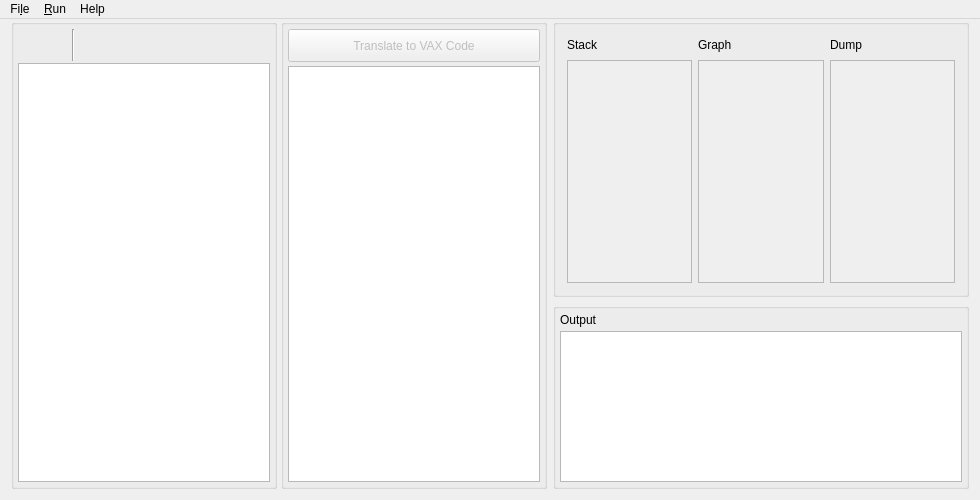
Above: src/Salira/mainwindow.ui from tileMatf/salira before the change. Below: the same form after it.
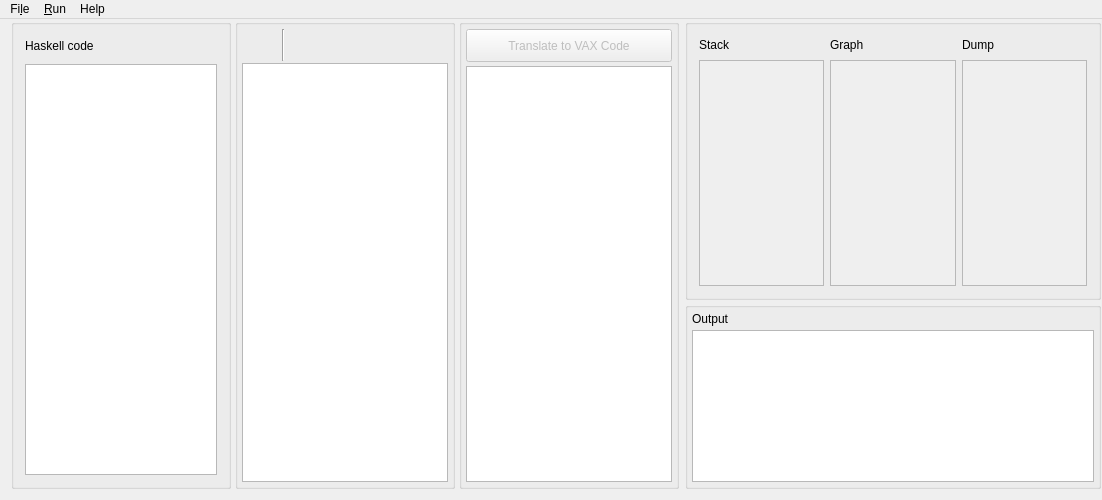
That is the form after the change. Icons and pictures are not drawn.

Commit message: Dodat text editor za Haskell kod

Patch:
```diff
--- a/src/Salira/mainwindow.ui
+++ b/src/Salira/mainwindow.ui
@@ -6,7 +6,7 @@
    <rect>
     <x>0</x>
     <y>0</y>
-    <width>980</width>
+    <width>1102</width>
     <height>500</height>
    </rect>
   </property>
@@ -25,10 +25,112 @@
      <number>0</number>
     </property>
     <item row="0" column="0" rowspan="4" colspan="7">
-     <layout class="QHBoxLayout" name="horizontalLayout_2" stretch="10,10">
+     <layout class="QHBoxLayout" name="horizontalLayout_2" stretch="0,10,10">
       <property name="spacing">
        <number>4</number>
       </property>
+      <item>
+       <widget class="QGroupBox" name="groupBox_5">
+        <property name="minimumSize">
+         <size>
+          <width>220</width>
+          <height>456</height>
+         </size>
+        </property>
+        <property name="title">
+         <string/>
+        </property>
+        <property name="alignment">
+         <set>Qt::AlignLeading|Qt::AlignLeft|Qt::AlignTop</set>
+        </property>
+        <layout class="QVBoxLayout" name="verticalLayout_7">
+         <property name="topMargin">
+          <number>5</number>
+         </property>
+         <item>
+          <layout class="QVBoxLayout" name="verticalLayout_6">
+           <property name="spacing">
+            <number>2</number>
+           </property>
+           <property name="sizeConstraint">
+            <enum>QLayout::SetDefaultConstraint</enum>
+           </property>
+           <item>
+            <layout class="QHBoxLayout" name="horizontalLayout">
+             <property name="spacing">
+              <number>0</number>
+             </property>
+             <item>
+              <widget class="QLabel" name="labelHaskell">
+               <property name="minimumSize">
+                <size>
+                 <width>0</width>
+                 <height>0</height>
+                </size>
+               </property>
+               <property name="text">
+                <string>Haskell code</string>
+               </property>
+              </widget>
+             </item>
+             <item>
+              <widget class="QPushButton" name="btnExecute">
+               <property name="enabled">
+                <bool>false</bool>
+               </property>
+               <property name="minimumSize">
+                <size>
+                 <width>32</width>
+                 <height>32</height>
+                </size>
+               </property>
+               <property name="maximumSize">
+                <size>
+                 <width>32</width>
+                 <height>32</height>
+                </size>
+               </property>
+               <property name="text">
+                <string/>
+               </property>
+               <property name="icon">
+                <iconset resource="resources.qrc">
+                 <normaloff>:/images/Images/execute.png</normaloff>:/images/Images/execute.png</iconset>
+               </property>
+               <property name="iconSize">
+                <size>
+                 <width>32</width>
+                 <height>32</height>
+                </size>
+               </property>
+               <property name="autoDefault">
+                <bool>false</bool>
+               </property>
+               <property name="default">
+                <bool>false</bool>
+               </property>
+               <property name="flat">
+                <bool>true</bool>
+               </property>
+              </widget>
+             </item>
+            </layout>
+           </item>
+           <item>
+            <widget class="QTextEdit" name="textEditHaskell">
+             <property name="minimumSize">
+              <size>
+               <width>0</width>
+               <height>0</height>
+              </size>
+             </property>
+            </widget>
+           </item>
+          </layout>
+         </item>
+        </layout>
+       </widget>
+      </item>
       <item>
        <widget class="QGroupBox" name="groupBox">
         <property name="minimumSize">
@@ -356,6 +458,9 @@
     </item>
     <item row="0" column="7" rowspan="4">
      <layout class="QVBoxLayout" name="verticalLayout_2" stretch="6,4">
+      <property name="spacing">
+       <number>2</number>
+      </property>
       <item>
        <widget class="QGroupBox" name="groupBox_3">
         <property name="minimumSize">
@@ -421,8 +526,8 @@
              <rect>
               <x>0</x>
               <y>0</y>
-              <width>125</width>
-              <height>230</height>
+              <width>124</width>
+              <height>216</height>
              </rect>
             </property>
             <layout class="QVBoxLayout" name="verticalLayout_3">
@@ -486,8 +591,8 @@
              <rect>
               <x>0</x>
               <y>0</y>
-              <width>126</width>
-              <height>230</height>
+              <width>124</width>
+              <height>216</height>
              </rect>
             </property>
             <layout class="QVBoxLayout" name="verticalLayout_4">
@@ -551,8 +656,8 @@
              <rect>
               <x>0</x>
               <y>0</y>
-              <width>125</width>
-              <height>230</height>
+              <width>124</width>
+              <height>216</height>
              </rect>
             </property>
             <layout class="QVBoxLayout" name="verticalLayout_5">
@@ -640,8 +745,8 @@
     <rect>
      <x>0</x>
      <y>0</y>
-     <width>980</width>
-     <height>30</height>
+     <width>1102</width>
+     <height>23</height>
     </rect>
    </property>
    <widget class="QMenu" name="menuFile">
```
The commit also changes 3 other files.
